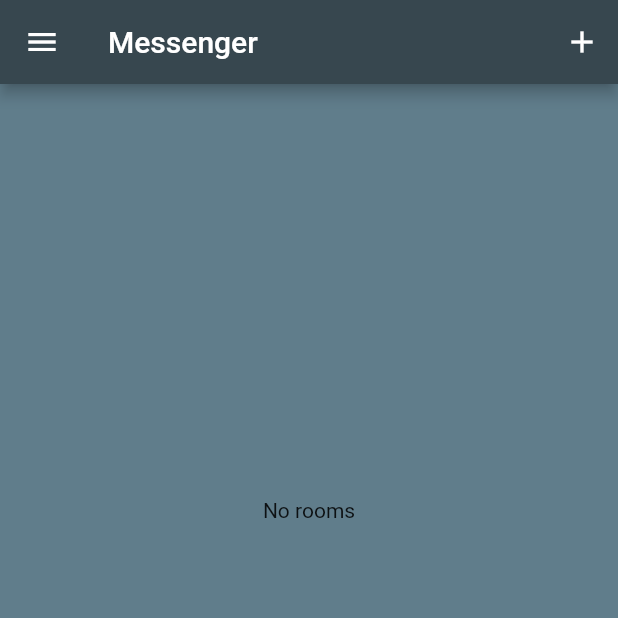
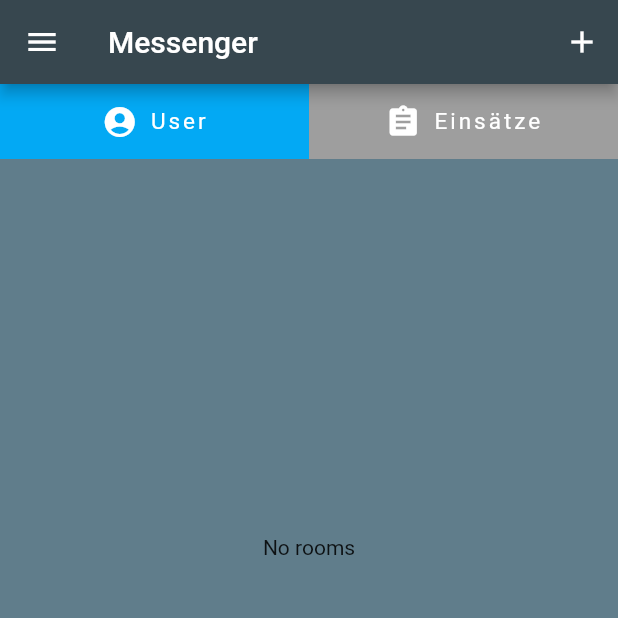
Before and after one commit to Andybabic/Elsab-Flutter-Learn-Project, a Flutter app: the RoomsPage screen opened directly, on a phone screen of 412 x 824 dp, the top half of it. Run offline on Flutter 3.47's test engine with Material 2 defaults, Android fonts, the phone set to English and light mode, and no system bars; our stand-ins replace cached_network_image, cloud_firestore, file_picker, firebase_auth, firebase_core, firebase_storage and 10 more; missing offline and left inert: flutter_facebook_auth, flutter_firebase_chat_core, map_launcher; accounts and stored records are empty.

Commit message:
Roompage Update:
-) reconstruction of roompage
   \-- show user-rooms and einsatz-rooms seperated
   \-- Button switch between kinds of rooms

-) uncomplete implementation of deleting rooms if roomadmin is true

```diff
--- a/lib/pages/chat/rooms.dart
+++ b/lib/pages/chat/rooms.dart
@@ -21,6 +21,7 @@
 class _RoomsPageState extends State<RoomsPage> {
   bool _error = false;
   bool _initialized = false;
+  bool _showUserRooms = true;
   User? _user;
 
   @override
@@ -115,6 +116,28 @@
     );
   }
 
+  Stream<List<types.Room>> getCorrectRooms() {
+    User? user = FirebaseAuth.instance.currentUser;
+
+    if (user == null) return const Stream.empty();
+
+    final collection = _showUserRooms
+        ? FirebaseFirestore.instance
+        .collection('rooms')
+        .where('metadata', isNull: true)
+        .where('userIds', arrayContains: user.uid)
+        .orderBy('updatedAt', descending: true)
+        : FirebaseFirestore.instance
+        .collection('rooms')
+        .where('metadata', isNull: false)
+        .where('userIds', arrayContains: user.uid)
+        .orderBy('updatedAt', descending: true);
+
+    return collection
+        .snapshots()
+        .asyncMap((query) => processRoomsQuery(user, query));
+  }
+
   @override
   Widget build(BuildContext context) {
     if (_error) {
@@ -170,7 +193,78 @@
           ],
         ),
       )
-          : Container(
+          : Column(
+        children: [
+          Container(
+            height: 50,
+            color: Colors.blueGrey,
+            child: Row(
+              crossAxisAlignment: CrossAxisAlignment.stretch,
+              mainAxisAlignment: MainAxisAlignment.spaceAround,
+              children: [
+                Expanded(
+                  child: TextButton.icon(
+                    label: Text("User",
+                        style: TextStyle(color: Colors.white)),
+                    style: TextButton.styleFrom(
+                      textStyle: TextStyle(
+                        color: Colors.white,
+                        fontSize: 15,
+                        letterSpacing: 2,
+                      ),
+                      backgroundColor:
+                      _showUserRooms ? Colors.lightBlue : Colors.grey,
+                      shape: RoundedRectangleBorder(
+                        borderRadius: BorderRadius.all(
+                          Radius.circular(0),
+                        ),
+                      ),
+                    ),
+                    icon: Icon(
+                      Icons.account_circle_rounded,
+                      color: Colors.white,
+                    ),
+                    onPressed: () {
+                      setState(() {
+                        _showUserRooms = true;
+                      });
+                    },
+                  ),
+                ),
+                Expanded(
+                  child: TextButton.icon(
+                    label: Text("Einsätze",
+                        style: TextStyle(color: Colors.white)),
+                    style: TextButton.styleFrom(
+                      textStyle: TextStyle(
+                        color: Colors.white,
+                        fontSize: 15,
+                        letterSpacing: 2,
+                      ),
+                      backgroundColor:
+                      _showUserRooms ? Colors.grey : Colors.lightBlue,
+                      shape: RoundedRectangleBorder(
+                        borderRadius: BorderRadius.all(
+                          Radius.circular(0),
+                        ),
+                      ),
+                    ),
+                    icon: Icon(
+                      Icons.assignment,
+                      color: Colors.white,
+                    ),
+                    onPressed: () {
+                      setState(() {
+                        _showUserRooms = false;
+                      });
+                    },
+                  ),
+                )
+              ],
+            ),
+          ),
+          Expanded(
+            child: Container(
               color: Colors.blueGrey,
               child: Container(
                 padding: const EdgeInsets.symmetric(
@@ -196,15 +290,36 @@
                       itemBuilder: (context, index) {
                         final room = snapshot.data![index];
 
+                        if ((room.metadata!.containsKey("einsatzID") &&
+                            !_showUserRooms) ||
+                            (!room.metadata!.containsKey("einsatzID") &&
+                                _showUserRooms)) {
+                          return getListElement(room);
+                        } else
+                          return SizedBox(
+                            width: 0,
+                          );
+                      },
+                    );
+                  },
+                ),
+              ),
+            ),
+          ),
+        ],
+      ),
+    );
+  }
+
+  FutureBuilder<DocumentSnapshot<Map<String, dynamic>>> getListElement(
+      types.Room room) {
     return FutureBuilder(
         future: getUser(room),
         builder: (context, AsyncSnapshot snapshot) {
           myUserClass.UserClass roomUser = myUserClass.UserClass();
           //myUser.User roomUser = myUser.User.fromJson(snapshot.data![0]);
-                              if (snapshot.hasData &&
-                                  snapshot.data.data() != null) {
-                                roomUser = myUserClass.UserClass.fromJson(
-                                    snapshot.data.data());
+          if (snapshot.hasData && snapshot.data.data() != null) {
+            roomUser = myUserClass.UserClass.fromJson(snapshot.data.data());
           }
 
           return GestureDetector(
@@ -220,12 +335,5 @@
             child: _buildRoomAvatar(room, roomUser),
           );
         });
-                      },
-                    );
-                  },
-                ),
-              ),
-            ),
-    );
   }
 }
```
Also changed, not shown: lib/constants/app_constants.dart (+21 -0 lines), lib/pages/chat/chat.dart (+25 -2 lines). Lines whose indentation alone changed are shown as unchanged.
